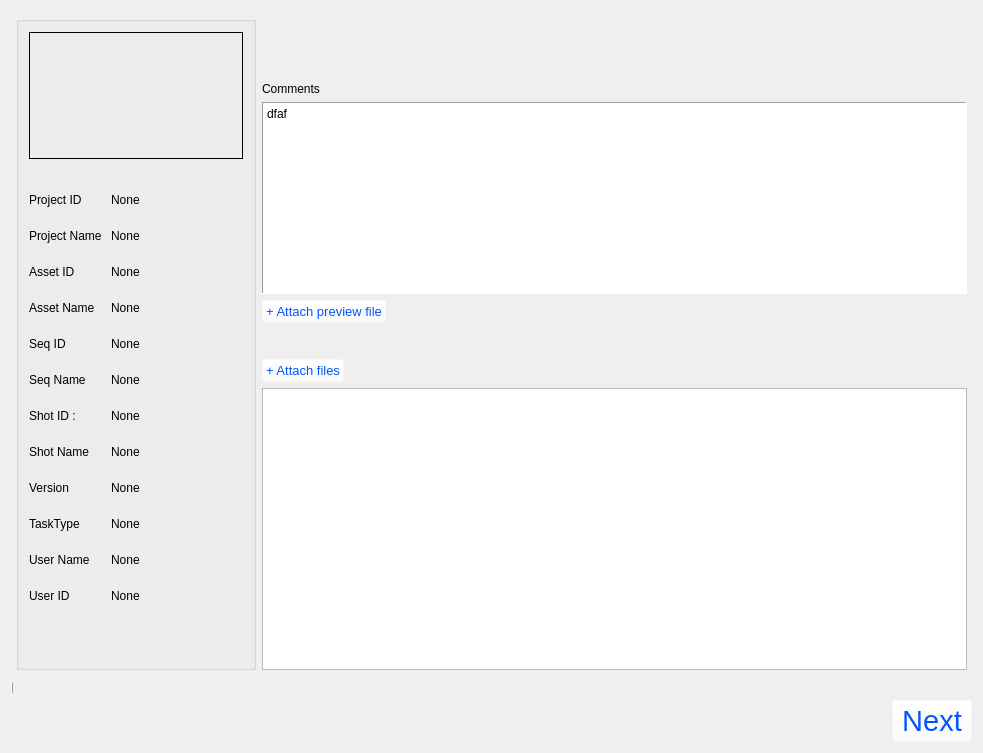
This is ui/localpubtool.ui in free8011/wormhole_whApp as Qt 5 draws it before an edit. The edited form follows.
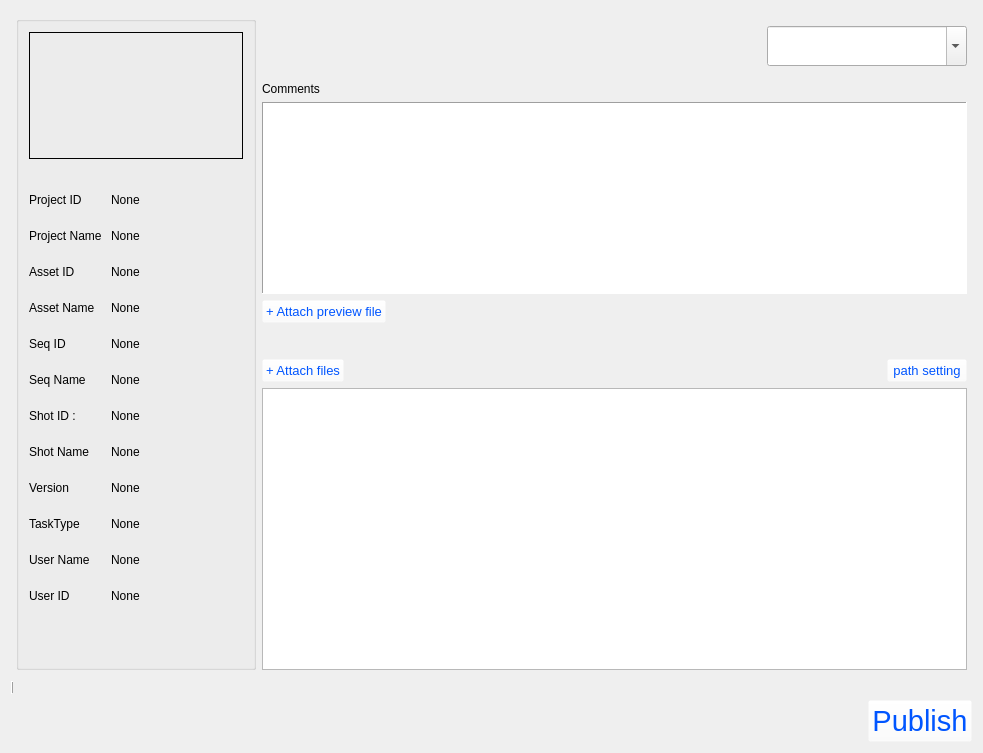
This is the edited form. Icons and pictures are not drawn.

Commit message: publish - upload data base. Can not copy file.  to do - copy file and progress bar and change publish directory function.

Patch:
```diff
--- a/ui/localpubtool.ui
+++ b/ui/localpubtool.ui
@@ -677,6 +677,8 @@
      <item>
       <layout class="QVBoxLayout" name="verticalLayout_3" stretch="0,0,0,0,1,0,6">
        <item>
+        <layout class="QHBoxLayout" name="horizontalLayout_2">
+         <item>
         <widget class="QLabel" name="userIcon">
          <property name="sizePolicy">
           <sizepolicy hsizetype="Expanding" vsizetype="Preferred">
@@ -755,6 +757,44 @@
         </widget>
        </item>
        <item>
+          <spacer name="horizontalSpacer_4">
+           <property name="orientation">
+            <enum>Qt::Horizontal</enum>
+           </property>
+           <property name="sizeHint" stdset="0">
+            <size>
+             <width>40</width>
+             <height>20</height>
+            </size>
+           </property>
+          </spacer>
+         </item>
+         <item>
+          <widget class="QComboBox" name="pdatatype_cb">
+           <property name="minimumSize">
+            <size>
+             <width>200</width>
+             <height>40</height>
+            </size>
+           </property>
+           <property name="styleSheet">
+            <string notr="true">
+</string>
+           </property>
+           <property name="editable">
+            <bool>true</bool>
+           </property>
+           <property name="iconSize">
+            <size>
+             <width>24</width>
+             <height>24</height>
+            </size>
+           </property>
+          </widget>
+         </item>
+        </layout>
+       </item>
+       <item>
         <widget class="QLabel" name="label_7">
          <property name="sizePolicy">
           <sizepolicy hsizetype="Expanding" vsizetype="Preferred">
@@ -792,7 +832,7 @@
 &lt;html&gt;&lt;head&gt;&lt;meta name=&quot;qrichtext&quot; content=&quot;1&quot; /&gt;&lt;style type=&quot;text/css&quot;&gt;
 p, li { white-space: pre-wrap; }
 &lt;/style&gt;&lt;/head&gt;&lt;body style=&quot; font-family:'Gulim'; font-size:9pt; font-weight:400; font-style:normal;&quot;&gt;
-&lt;p style=&quot; margin-top:0px; margin-bottom:0px; margin-left:0px; margin-right:0px; -qt-block-indent:0; text-indent:0px;&quot;&gt;dfaf&lt;/p&gt;&lt;/body&gt;&lt;/html&gt;</string>
+&lt;p style=&quot;-qt-paragraph-type:empty; margin-top:0px; margin-bottom:0px; margin-left:0px; margin-right:0px; -qt-block-indent:0; text-indent:0px;&quot;&gt;&lt;br /&gt;&lt;/p&gt;&lt;/body&gt;&lt;/html&gt;</string>
          </property>
         </widget>
        </item>
@@ -900,6 +940,35 @@
            </property>
           </spacer>
          </item>
+         <item>
+          <widget class="QPushButton" name="path_setting_btn">
+           <property name="font">
+            <font>
+             <pointsize>10</pointsize>
+            </font>
+           </property>
+           <property name="styleSheet">
+            <string notr="true">
+QPushButton
+{
+	background-color: rgba(255, 255, 255, 0);
+	color: rgb(0, 85, 255);
+}
+
+
+QPushButton:hover
+{	
+	color:red;
+}
+
+
+</string>
+           </property>
+           <property name="text">
+            <string>path setting</string>
+           </property>
+          </widget>
+         </item>
         </layout>
        </item>
        <item>
@@ -1005,7 +1074,7 @@
 </string>
        </property>
        <property name="text">
-        <string>Next</string>
+        <string>Publish</string>
        </property>
       </widget>
      </item>
```
Lines whose indentation alone changed are shown as unchanged. The commit also changes 3 other files.
